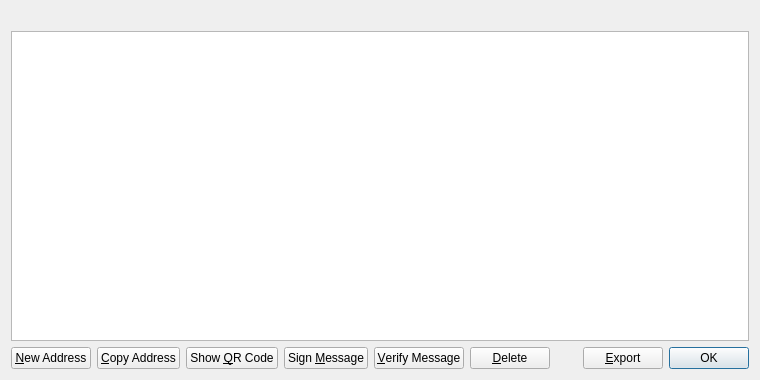
Old version of the form src/qt/forms/addressbookpage.ui in the repository zillioncoin/zillioncoin.
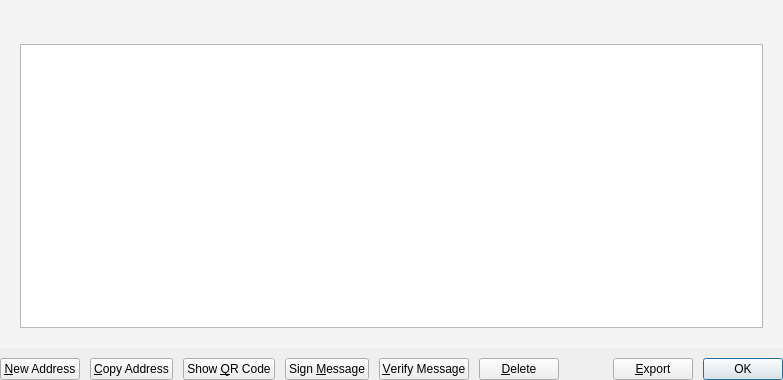
New version of the form. Icons and pictures are not drawn.

Diff of the .ui file:
```diff
--- a/src/qt/forms/addressbookpage.ui
+++ b/src/qt/forms/addressbookpage.ui
@@ -6,7 +6,7 @@
    <rect>
     <x>0</x>
     <y>0</y>
-    <width>760</width>
+    <width>783</width>
     <height>380</height>
    </rect>
   </property>
@@ -14,6 +14,42 @@
    <string>Address Book</string>
   </property>
   <layout class="QVBoxLayout" name="verticalLayout">
+   <property name="spacing">
+    <number>10</number>
+   </property>
+   <property name="leftMargin">
+    <number>0</number>
+   </property>
+   <property name="topMargin">
+    <number>0</number>
+   </property>
+   <property name="rightMargin">
+    <number>0</number>
+   </property>
+   <property name="bottomMargin">
+    <number>0</number>
+   </property>
+   <item>
+    <widget class="QWidget" name="widget" native="true">
+     <property name="styleSheet">
+      <string notr="true">QWidget#widget{background-color:#4dffffff;border:none;}</string>
+     </property>
+     <layout class="QVBoxLayout" name="verticalLayout_2">
+      <property name="spacing">
+       <number>10</number>
+      </property>
+      <property name="leftMargin">
+       <number>20</number>
+      </property>
+      <property name="topMargin">
+       <number>20</number>
+      </property>
+      <property name="rightMargin">
+       <number>20</number>
+      </property>
+      <property name="bottomMargin">
+       <number>20</number>
+      </property>
    <item>
     <widget class="QLabel" name="labelExplanation">
      <property name="textFormat">
@@ -52,8 +88,14 @@
      </attribute>
     </widget>
    </item>
+     </layout>
+    </widget>
+   </item>
    <item>
     <layout class="QHBoxLayout" name="horizontalLayout">
+     <property name="leftMargin">
+      <number>0</number>
+     </property>
      <item>
       <widget class="QPushButton" name="newAddress">
        <property name="toolTip">
```
Left out of the diff: 6 changed lines with no effect on the pictures. Lines whose indentation alone changed are shown as unchanged.
